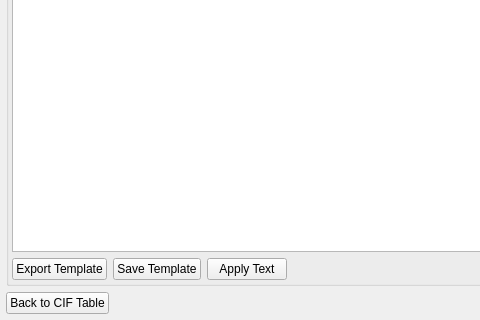
This is finalcif/gui/text_templates.ui in dkratzert/FinalCif as Qt 5 draws it before an edit; both pictures show x 0 to 480 and y 338 to 658 of the 765 by 658 pixel window. The edited form follows.
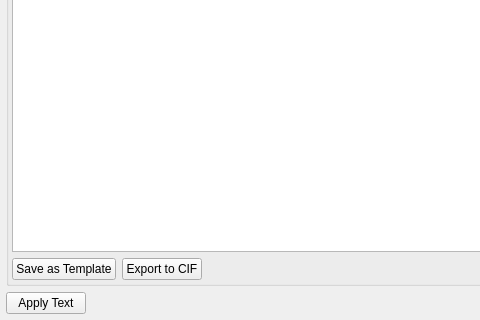
This is the edited form.

```diff
--- a/finalcif/gui/text_templates.ui
+++ b/finalcif/gui/text_templates.ui
@@ -129,24 +129,17 @@
       </item>
       <item>
        <layout class="QHBoxLayout" name="horizontalLayout_3">
-        <item>
-         <widget class="QPushButton" name="exportTextPushButton">
-          <property name="text">
-           <string>Export Template</string>
-          </property>
-         </widget>
-        </item>
         <item>
          <widget class="QPushButton" name="savePushButton">
           <property name="text">
-           <string>Save Template</string>
+           <string>Save as Template</string>
           </property>
          </widget>
         </item>
         <item>
-         <widget class="QPushButton" name="applyTextPushButton">
+         <widget class="QPushButton" name="exportTextPushButton">
           <property name="text">
-           <string>Apply Text</string>
+           <string>Export to CIF</string>
           </property>
          </widget>
         </item>
@@ -178,9 +171,9 @@
    <item>
     <layout class="QHBoxLayout" name="horizontalLayout_2">
      <item>
-      <widget class="QPushButton" name="backToCIFfromTextButton">
+      <widget class="QPushButton" name="applyTextPushButton">
        <property name="text">
-        <string>Back to CIF Table</string>
+        <string>Apply Text</string>
        </property>
       </widget>
      </item>
```
